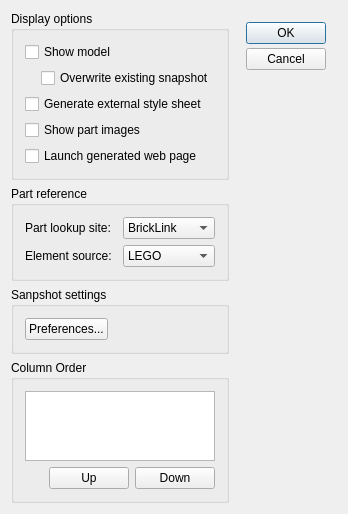
Qt form ldvlib/LDVQt/LDVPartList.ui (trevorsandy/lpub3d-ci) before a commit.
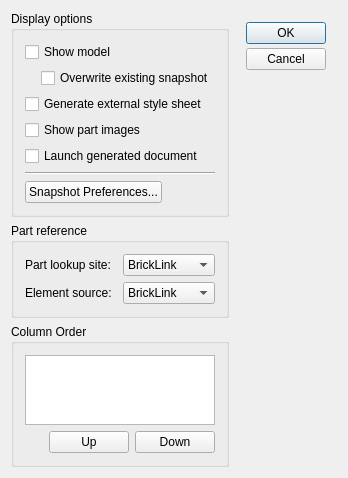
The same form after that commit. Icons and pictures are not drawn.

Commit message: Add Element ID to part list [ticket]

The edit to the form file:
```diff
--- a/ldvlib/LDVQt/LDVPartList.ui
+++ b/ldvlib/LDVQt/LDVPartList.ui
@@ -8,7 +8,7 @@
     <x>0</x>
     <y>0</y>
     <width>323</width>
-    <height>465</height>
+    <height>439</height>
    </rect>
   </property>
   <property name="windowTitle">
@@ -41,48 +41,15 @@
        <property name="title">
         <string>Display options</string>
        </property>
-       <layout class="QGridLayout" name="gridLayout">
-        <property name="leftMargin">
-         <number>11</number>
-        </property>
-        <property name="topMargin">
-         <number>11</number>
-        </property>
-        <property name="rightMargin">
-         <number>11</number>
-        </property>
-        <property name="bottomMargin">
-         <number>11</number>
-        </property>
-        <item row="4" column="0">
-         <widget class="QCheckBox" name="showWebPageButton">
-          <property name="text">
-           <string>Launch generated web page</string>
-          </property>
-         </widget>
-        </item>
-        <item row="0" column="0">
+       <layout class="QVBoxLayout" name="verticalLayout_2">
+        <item>
          <widget class="QCheckBox" name="showModelButton">
           <property name="text">
            <string>Show model</string>
           </property>
          </widget>
         </item>
-        <item row="2" column="0">
-         <widget class="QCheckBox" name="generateExternalSSButton">
-          <property name="text">
-           <string>Generate external style sheet</string>
-          </property>
-         </widget>
-        </item>
-        <item row="3" column="0">
-         <widget class="QCheckBox" name="showPartImageButton">
-          <property name="text">
-           <string>Show part images</string>
-          </property>
-         </widget>
-        </item>
-        <item row="1" column="0">
+        <item>
          <layout class="QHBoxLayout">
           <property name="spacing">
            <number>0</number>
@@ -124,6 +91,58 @@
           </item>
          </layout>
         </item>
+        <item>
+         <widget class="QCheckBox" name="generateExternalSSButton">
+          <property name="text">
+           <string>Generate external style sheet</string>
+          </property>
+         </widget>
+        </item>
+        <item>
+         <widget class="QCheckBox" name="showPartImageButton">
+          <property name="text">
+           <string>Show part images</string>
+          </property>
+         </widget>
+        </item>
+        <item>
+         <widget class="QCheckBox" name="showWebPageButton">
+          <property name="text">
+           <string>Launch generated document</string>
+          </property>
+         </widget>
+        </item>
+        <item>
+         <widget class="Line" name="line">
+          <property name="orientation">
+           <enum>Qt::Horizontal</enum>
+          </property>
+         </widget>
+        </item>
+        <item>
+         <layout class="QHBoxLayout" name="horizontalLayout">
+          <item>
+           <widget class="QPushButton" name="preferencesButton">
+            <property name="text">
+             <string>Snapshot Preferences...</string>
+            </property>
+           </widget>
+          </item>
+          <item>
+           <spacer name="horizontalSpacer">
+            <property name="orientation">
+             <enum>Qt::Horizontal</enum>
+            </property>
+            <property name="sizeHint" stdset="0">
+             <size>
+              <width>40</width>
+              <height>20</height>
+             </size>
+            </property>
+           </spacer>
+          </item>
+         </layout>
+        </item>
        </layout>
       </widget>
      </item>
@@ -169,6 +188,11 @@
           </item>
           <item>
            <widget class="QComboBox" name="elementSourceCombo">
+            <item>
+             <property name="text">
+              <string>BrickLink</string>
+             </property>
+            </item>
             <item>
              <property name="text">
               <string>LEGO</string>
@@ -186,35 +210,6 @@
        </layout>
       </widget>
      </item>
-     <item>
-      <widget class="QGroupBox" name="preferencesBox">
-       <property name="title">
-        <string>Sanpshot settings</string>
-       </property>
-       <layout class="QHBoxLayout" name="horizontalLayout">
-        <item>
-         <widget class="QPushButton" name="preferencesButton">
-          <property name="text">
-           <string>Preferences...</string>
-          </property>
-         </widget>
-        </item>
-        <item>
-         <spacer name="horizontalSpacer">
-          <property name="orientation">
-           <enum>Qt::Horizontal</enum>
-          </property>
-          <property name="sizeHint" stdset="0">
-           <size>
-            <width>40</width>
-            <height>20</height>
-           </size>
-          </property>
-         </spacer>
-        </item>
-       </layout>
-      </widget>
-     </item>
      <item>
       <widget class="QGroupBox" name="columnOrderBox">
        <property name="title">
```
Left out of the diff: 7 changed lines with no effect on the pictures. The commit also changes 14 other files.
